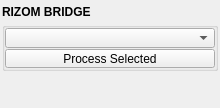
First picture: the form in mayatk/uv_utils/rizom_bridge/rizom_bridge.ui, repository m3trik/mayatk, before the edit.
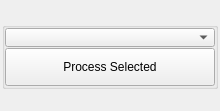
Second picture: the form after the edit. Custom widgets are drawn as their Qt base class.

```diff
--- a/mayatk/uv_utils/rizom_bridge/rizom_bridge.ui
+++ b/mayatk/uv_utils/rizom_bridge/rizom_bridge.ui
@@ -48,7 +48,7 @@
        <number>0</number>
       </property>
       <item>
-       <widget class="Header" name="header">
+       <widget class="Header" name="header" native="true">
         <property name="minimumSize">
          <size>
           <width>0</width>
@@ -67,7 +67,7 @@
           <bold>true</bold>
          </font>
         </property>
-        <property name="text">
+        <property name="text" stdset="0">
          <string>RIZOM BRIDGE</string>
         </property>
        </widget>
@@ -98,13 +98,13 @@
            <property name="minimumSize">
             <size>
              <width>0</width>
-             <height>20</height>
+             <height>19</height>
             </size>
            </property>
            <property name="maximumSize">
             <size>
              <width>16777215</width>
-             <height>20</height>
+             <height>19</height>
             </size>
            </property>
            <property name="toolTip">
@@ -129,13 +129,13 @@
            <property name="minimumSize">
             <size>
              <width>0</width>
-             <height>19</height>
+             <height>38</height>
             </size>
            </property>
            <property name="maximumSize">
             <size>
              <width>16777215</width>
-             <height>19</height>
+             <height>38</height>
             </size>
            </property>
            <property name="toolTip">
@@ -191,8 +191,8 @@
   </customwidget>
   <customwidget>
    <class>Header</class>
-   <extends>QLabel</extends>
-   <header>uitk.widgets.header.Header.h</header>
+   <extends>QWidget</extends>
+   <header>uitk.widgets.header</header>
   </customwidget>
   <customwidget>
    <class>ComboBox</class>
```
